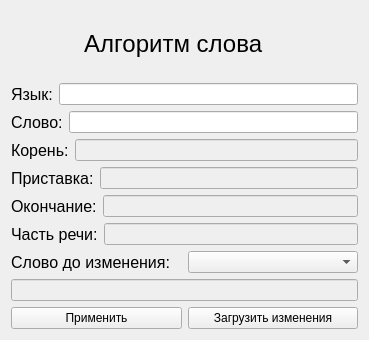
This is algorithm.ui in mosheadd/QtLang as Qt 5 draws it before an edit. The edited form follows.
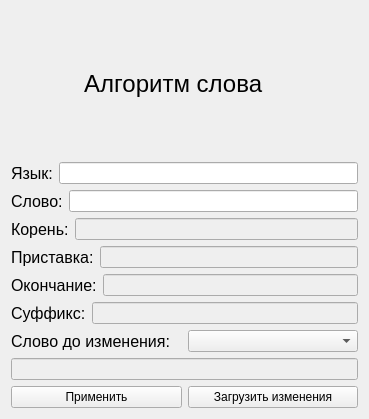
This is the edited form.

Diff of the .ui file:
```diff
--- a/algorithm.ui
+++ b/algorithm.ui
@@ -7,7 +7,7 @@
     <x>0</x>
     <y>0</y>
     <width>369</width>
-    <height>340</height>
+    <height>419</height>
    </rect>
   </property>
   <property name="windowTitle">
@@ -145,7 +145,7 @@
           </font>
          </property>
          <property name="text">
-          <string>Часть речи:</string>
+          <string>Суффикс:</string>
          </property>
         </widget>
        </item>
```
